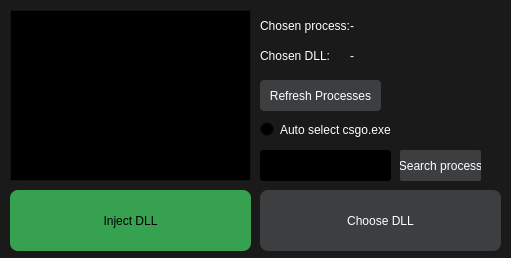
Old version of the form main.ui in the repository skajuks/CPPInjector.
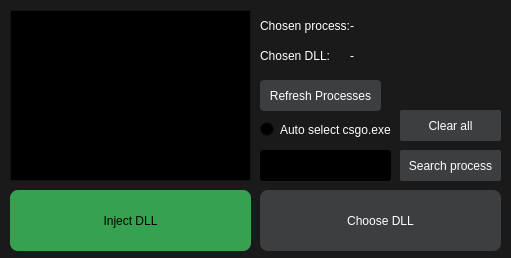
New version of the form.

What changed in the file:
```diff
--- a/main.ui
+++ b/main.ui
@@ -1464,8 +1464,8 @@
    <widget class="QLabel" name="test">
     <property name="geometry">
      <rect>
-      <x>260</x>
-      <y>210</y>
+      <x>400</x>
+      <y>80</y>
       <width>101</width>
       <height>20</height>
      </rect>
@@ -1509,7 +1509,7 @@
      <rect>
       <x>400</x>
       <y>150</y>
-      <width>81</width>
+      <width>101</width>
       <height>31</height>
      </rect>
     </property>
@@ -1522,6 +1522,24 @@
      <string>Search process</string>
     </property>
    </widget>
+   <widget class="QPushButton" name="ClearProc">
+    <property name="geometry">
+     <rect>
+      <x>400</x>
+      <y>110</y>
+      <width>101</width>
+      <height>31</height>
+     </rect>
+    </property>
+    <property name="styleSheet">
+     <string notr="true">background-color: rgb(61, 62, 63);
+color: rgb(255, 255, 255);
+border-radius: 2px;</string>
+    </property>
+    <property name="text">
+     <string>Clear all</string>
+    </property>
+   </widget>
   </widget>
  </widget>
  <resources/>
```
